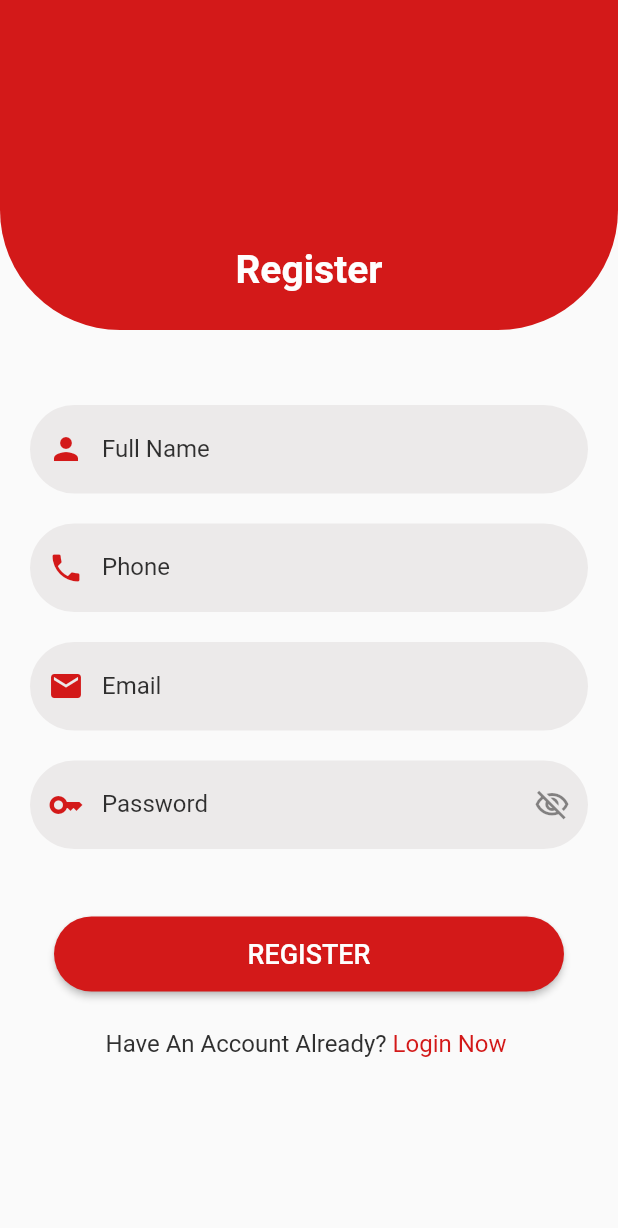
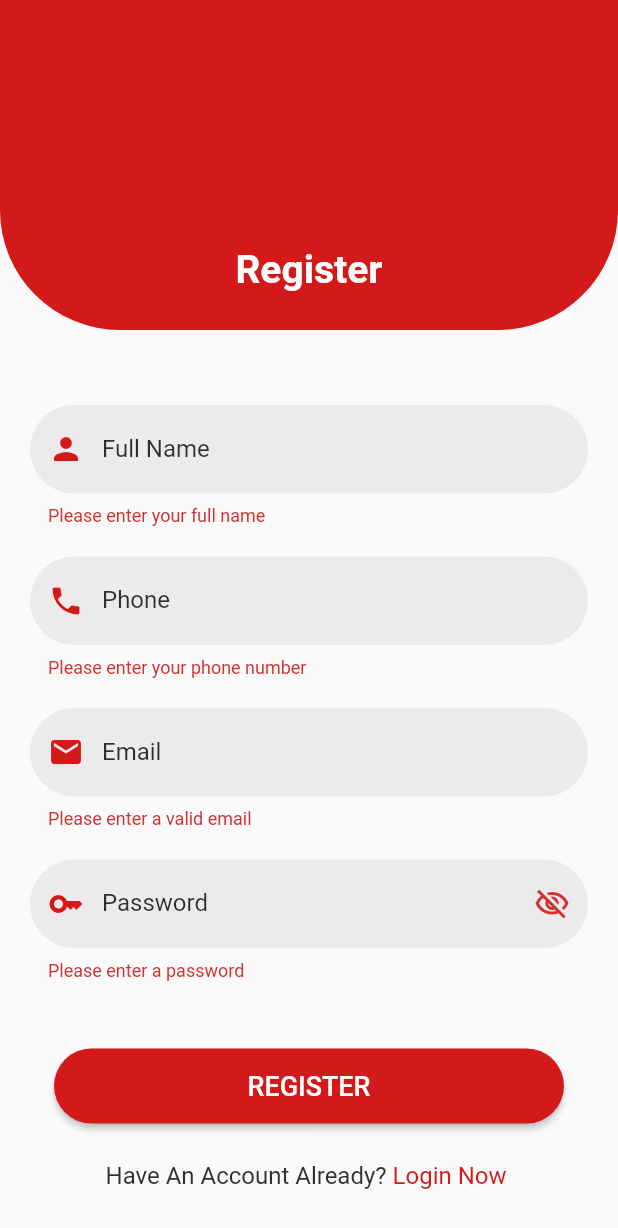
Before and after one commit to Ange-Carine/Emergency_app, a Flutter app: the SignupScreen screen opened by its route, after a tap on "REGISTER", on a phone screen of 412 x 824 dp. Shown: the top 1228 px of the screen. Run offline on Flutter 3.47's test engine with Material 2 defaults, Android fonts, the phone set to English and light mode, and no system bars.

Commit message:
validation updates

```diff
--- a/authentication/lib/login_screen.dart
+++ b/authentication/lib/authentication/login_screen.dart
@@ -1,8 +1,8 @@
 import 'package:flutter/gestures.dart';
 import 'package:flutter/material.dart';
 
-import 'Common_widgets/buttons.dart';
-import 'Common_widgets/textfield.dart';
+import '../common_widgets/buttons.dart';
+import '../common_widgets/textfield.dart';
 
 class LoginScreen extends StatefulWidget {
   const LoginScreen({super.key});
@@ -118,6 +118,7 @@
                           if (_formfield.currentState!.validate()) {
                             _emailController.text.trim();
                             _passwordController.text.trim();
+                            Navigator.of(context).pushNamed('/homescreen');
                           }
                         },
                       ),
--- a/authentication/lib/signup_screen.dart
+++ b/authentication/lib/authentication/signup_screen.dart
@@ -1,8 +1,8 @@
 import 'package:flutter/gestures.dart';
 import 'package:flutter/material.dart';
 
-import 'Common_widgets/buttons.dart';
-import 'Common_widgets/textfield.dart';
+import '../common_widgets/buttons.dart';
+import '../common_widgets/textfield.dart';
 
 class SignupScreen extends StatefulWidget {
   const SignupScreen({super.key});
@@ -12,7 +12,6 @@
 }
 
 class _SignupScreenState extends State<SignupScreen> {
-
   final _formfield = GlobalKey<FormState>();
   final _emailController = TextEditingController();
   final _usernameController = TextEditingController();
@@ -20,6 +19,8 @@
   final _passwordController = TextEditingController();
 
   bool _obscureText = true;
+  final _passwordRegex =
+      RegExp(r'^(?=.*?[A-Z])(?=.*?[0-9])(?=.*?[^\w\s]).{7,}$');
 
   @override
   Widget build(BuildContext context) {
@@ -39,7 +40,8 @@
                         bottomLeft: Radius.circular(80.0),
                         bottomRight: Radius.circular(80.0))),
                 child: Padding(
-                  padding: EdgeInsets.only(top: MediaQuery.of(context).size.height * 0.2),
+                  padding: EdgeInsets.only(
+                      top: MediaQuery.of(context).size.height * 0.2),
                   child: const Text(
                     'Register',
                     style: TextStyle(
@@ -138,6 +140,17 @@
                                 : Icons.visibility_outlined,
                           ),
                         ),
+                        validator: (value) {
+                          if (value!.isEmpty) {
+                            return 'Please enter a password';
+                          } else if(_passwordController.text.length < 8) {
+                            return "Password length should be atleast 8 characters";
+                          // }else if (!_passwordRegex.hasMatch(value)) {
+                          //   return 'Password should Contain at least one uppercase \none numeric value and one special character';
+                          } else {
+                            return null;
+                          }
+                        },
                       ),
                       const SizedBox(
                         height: 35,
@@ -149,7 +162,13 @@
                         textColor: const Color(0xfffefefe),
                         backgroundColor: const Color(0xffD31919),
                         onPressed: () {
-
+                          if (_formfield.currentState!.validate()) {
+                            _usernameController.text.trim();
+                            _phoneController.text.trim();
+                            _emailController.text.trim();
+                            _passwordController.text.trim();
+                            Navigator.of(context).pushNamed('/login');
+                          }
                         },
                       ),
                       const SizedBox(
--- a/authentication/lib/main.dart
+++ b/authentication/lib/main.dart
@@ -1,7 +1,8 @@
 import 'package:flutter/material.dart';
 
-import 'login_screen.dart';
-import 'signup_screen.dart';
+import 'home.dart';
+import 'authentication/login_screen.dart';
+import 'authentication/signup_screen.dart';
 
 void main() {
   runApp(const MyApp());
@@ -28,6 +29,7 @@
        routes: {
         '/':(context) => const LoginScreen(),
         '/register':(context) => const SignupScreen(),
+        '/homescreen':(context) => const HomeScreen(),
       },
     );
   }
--- /dev/null
+++ b/authentication/lib/utils/constants/colors.dart
@@ -0,0 +1 @@
+import 'package:flutter/material.dart';
```
Also changed, not shown: authentication/lib/home.dart (added, +14 -0 lines). Lines whose indentation alone changed are shown as unchanged.
